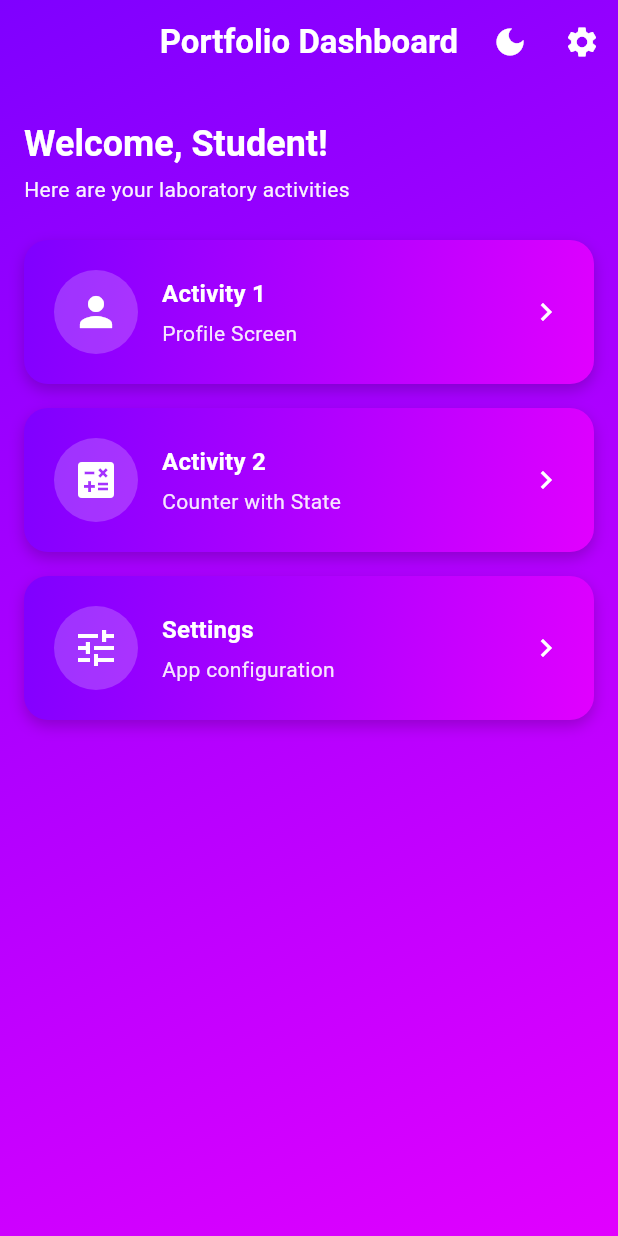
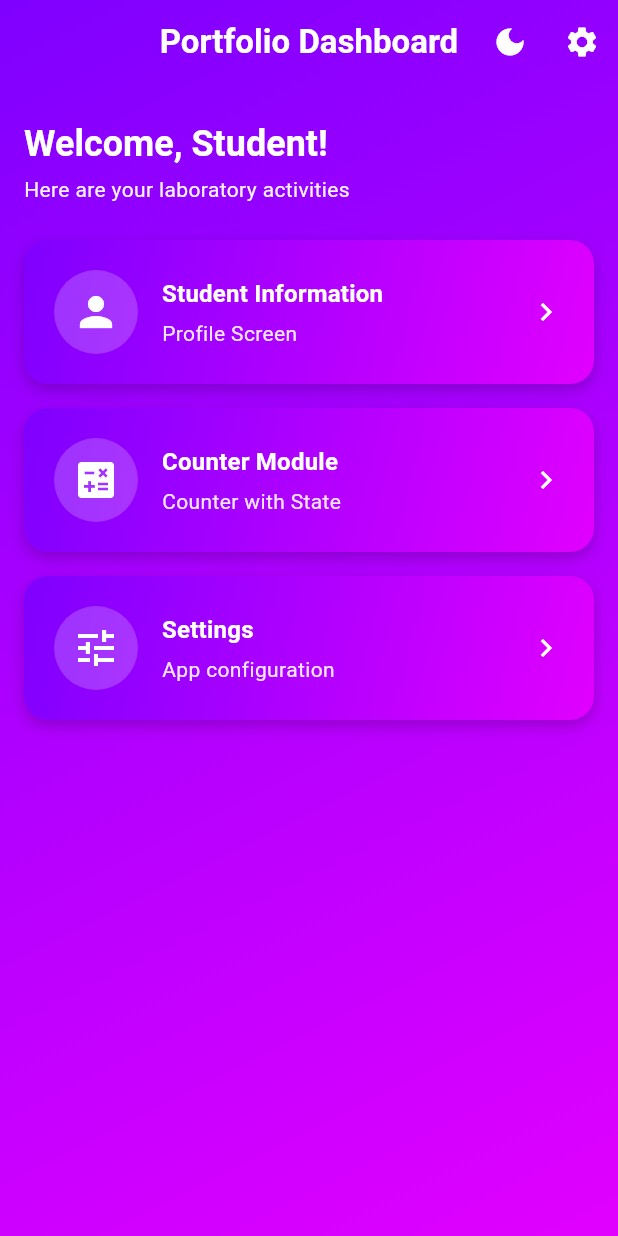
Before and after one commit to BEMBEMS/portfolio_app, a Flutter app: the screen it shows after launch, on a phone screen of 412 x 824 dp. Run offline on Flutter 3.47's test engine with Material 3 defaults, Android fonts, the phone set to English and light mode, and no system bars.

Commit message:
Rename menu items: Student Information and Counter Module

```diff
--- a/lib/screens/activity1_profile.dart
+++ b/lib/screens/activity1_profile.dart
@@ -27,7 +27,7 @@ class _Activity1ProfileState extends State<Activity1Profile> {
       extendBodyBehindAppBar: true,
       appBar: AppBar(
         title: const Text(
-          'Activity 1 - Profile',
+          'Student Information',
           style: TextStyle(color: Colors.white, fontWeight: FontWeight.bold),
         ),
         centerTitle: true,
--- a/lib/screens/activity2_counter.dart
+++ b/lib/screens/activity2_counter.dart
@@ -27,7 +27,7 @@ class _Activity2CounterState extends State<Activity2Counter> {
       extendBodyBehindAppBar: true,
       appBar: AppBar(
         title: const Text(
-          'Activity 2 - Counter',
+          'Counter Module',
           style: TextStyle(color: Colors.white, fontWeight: FontWeight.bold),
         ),
         centerTitle: true,
--- a/lib/screens/home_dashboard.dart
+++ b/lib/screens/home_dashboard.dart
@@ -83,7 +83,7 @@ class HomeDashboard extends StatelessWidget {
                       children: [
                         Expanded(
                           child: CustomCard(
-                            title: 'Activity 1',
+                            title: 'Student Information',
                             subtitle: 'Profile Screen',
                             icon: Icons.person,
                             onTap: () => Navigator.push(
@@ -104,7 +104,7 @@ class HomeDashboard extends StatelessWidget {
                       children: [
                         Expanded(
                           child: CustomCard(
-                            title: 'Activity 2',
+                            title: 'Counter Module',
                             subtitle: 'Counter with State',
                             icon: Icons.calculate,
                             onTap: () => Navigator.push(
```
Also changed, not shown: 1 other file.
